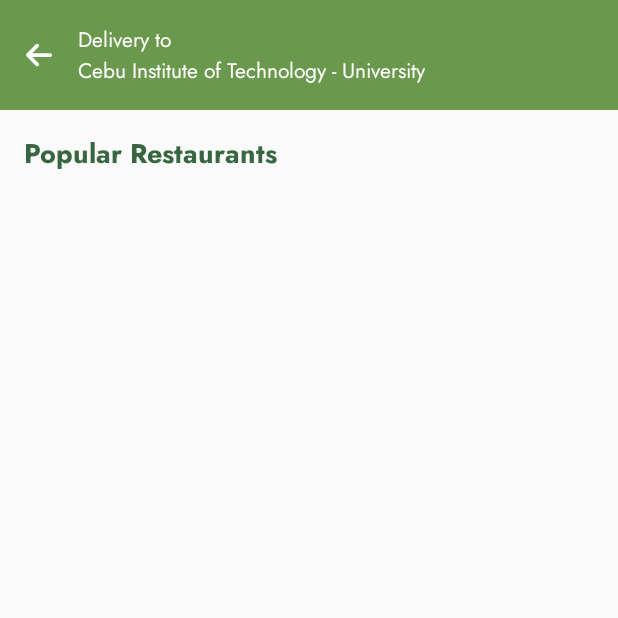
After one commit to ChristopherCastro69/UnShelf, an Android app: the RestaurantsNearMe screen opened directly, with no data from a screen before it, on a phone screen of 412 x 824 dp, the top half of it. The commit adds this screen. Run offline under Robolectric (Android 15) with nearby library versions, the phone set to English and light mode, and no system bars.

Commit message:
initialized the UI for restaurants near me
- added a vector asset: arrow_left_solid
- added bg_solid_primary_green for the green bg used in the header
- new activity: RestaurantNearMe
- new strings are also added
- added a View package to contain every Views

```diff
--- a/app/src/main/AndroidManifest.xml
+++ b/app/src/main/AndroidManifest.xml
@@ -12,7 +12,9 @@
         android:supportsRtl="true"
         android:theme="@style/Theme.UnShelf"
         tools:targetApi="31">
-
+        <activity
+            android:name=".View.RestaurantsNearMe"
+            android:exported="false" />
         <activity
             android:name=".Model.authentication.Reset_Pass"
             android:exported="false" />
--- /dev/null
+++ b/app/src/main/java/com/example/unshelf/View/RestaurantsNearMe.kt
@@ -0,0 +1,12 @@
+package com.example.unshelf.View
+
+import androidx.appcompat.app.AppCompatActivity
+import android.os.Bundle
+import com.example.unshelf.R
+
+class RestaurantsNearMe : AppCompatActivity() {
+    override fun onCreate(savedInstanceState: Bundle?) {
+        super.onCreate(savedInstanceState)
+        setContentView(R.layout.activity_restaurants_near_me)
+    }
+}
--- /dev/null
+++ b/app/src/main/res/drawable/arrow_left_solid.xml
@@ -0,0 +1,9 @@
+<vector xmlns:android="http://schemas.android.com/apk/res/android"
+    android:width="448dp"
+    android:height="512dp"
+    android:viewportWidth="448"
+    android:viewportHeight="512">
+  <path
+      android:fillColor="@color/white"
+      android:pathData="M9.4,233.4c-12.5,12.5 -12.5,32.8 0,45.3l160,160c12.5,12.5 32.8,12.5 45.3,0s12.5,-32.8 0,-45.3L109.2,288 416,288c17.7,0 32,-14.3 32,-32s-14.3,-32 -32,-32l-306.7,0L214.6,118.6c12.5,-12.5 12.5,-32.8 0,-45.3s-32.8,-12.5 -45.3,0l-160,160z"/>
+</vector>
--- /dev/null
+++ b/app/src/main/res/drawable/bg_solid_primary_green.xml
@@ -0,0 +1,4 @@
+<?xml version="1.0" encoding="utf-8"?>
+<shape xmlns:android="http://schemas.android.com/apk/res/android">
+    <solid android:color="@color/green02"/>
+</shape>
--- /dev/null
+++ b/app/src/main/res/layout/activity_restaurants_near_me.xml
@@ -0,0 +1,78 @@
+<?xml version="1.0" encoding="utf-8"?>
+<androidx.constraintlayout.widget.ConstraintLayout xmlns:android="http://schemas.android.com/apk/res/android"
+    xmlns:app="http://schemas.android.com/apk/res-auto"
+    xmlns:tools="http://schemas.android.com/tools"
+    android:id="@+id/const_res_near_me"
+    android:layout_width="match_parent"
+    android:layout_height="match_parent"
+    tools:context=".View.RestaurantsNearMe">
+
+    <androidx.constraintlayout.widget.ConstraintLayout
+        android:id="@+id/const_header_bar"
+        android:layout_width="0dp"
+        android:layout_height="wrap_content"
+        android:background="@drawable/bg_solid_primary_green"
+        android:padding="16dp"
+        app:layout_constraintEnd_toEndOf="parent"
+        app:layout_constraintHorizontal_bias="0.0"
+        app:layout_constraintStart_toStartOf="parent"
+        app:layout_constraintTop_toTopOf="parent">
+
+
+        <TextView
+            android:id="@+id/textView12"
+            android:layout_width="wrap_content"
+            android:layout_height="wrap_content"
+            android:layout_marginStart="16dp"
+            android:fontFamily="@font/jost_regular"
+            android:text="@string/delivery_to"
+            android:textColor="@color/white"
+            app:layout_constraintStart_toEndOf="@+id/imageView6"
+            app:layout_constraintTop_toTopOf="parent" />
+
+        <TextView
+            android:id="@+id/textView13"
+            android:layout_width="wrap_content"
+            android:layout_height="wrap_content"
+            android:fontFamily="@font/jost_regular"
+            android:text="@string/delivery_address"
+            android:textColor="@color/white"
+            app:layout_constraintStart_toStartOf="@+id/textView12"
+            app:layout_constraintTop_toBottomOf="@+id/textView12" />
+
+        <ImageView
+            android:id="@+id/imageView6"
+            android:layout_width="20dp"
+            android:layout_height="20dp"
+            app:layout_constraintBottom_toBottomOf="parent"
+            app:layout_constraintStart_toStartOf="parent"
+            app:layout_constraintTop_toTopOf="parent"
+            app:srcCompat="@drawable/arrow_left_solid" />
+
+    </androidx.constraintlayout.widget.ConstraintLayout>
+
+    <androidx.constraintlayout.widget.ConstraintLayout
+        android:id="@+id/const_main"
+        android:layout_width="match_parent"
+        android:layout_height="0dp"
+        android:paddingStart="16dp"
+        android:paddingTop="16dp"
+        android:paddingEnd="16dp"
+        app:layout_constraintBottom_toBottomOf="parent"
+        app:layout_constraintEnd_toEndOf="parent"
+        app:layout_constraintStart_toStartOf="parent"
+        app:layout_constraintTop_toBottomOf="@+id/const_header_bar">
+
+        <TextView
+            android:id="@+id/textView10"
+            android:layout_width="wrap_content"
+            android:layout_height="wrap_content"
+            android:fontFamily="@font/jost_bold"
+            android:text="@string/popular_restaurants"
+            android:textColor="@color/green03"
+            android:textSize="18sp"
+            app:layout_constraintStart_toStartOf="parent"
+            app:layout_constraintTop_toTopOf="parent" />
+    </androidx.constraintlayout.widget.ConstraintLayout>
+
+</androidx.constraintlayout.widget.ConstraintLayout>
--- /dev/null
+++ b/app/src/main/res/layout/rv_item_popular_restaurant.xml
@@ -0,0 +1,6 @@
+<?xml version="1.0" encoding="utf-8"?>
+<androidx.constraintlayout.widget.ConstraintLayout xmlns:android="http://schemas.android.com/apk/res/android"
+    android:layout_width="match_parent"
+    android:layout_height="match_parent">
+
+</androidx.constraintlayout.widget.ConstraintLayout>
--- a/app/src/main/res/values/strings.xml
+++ b/app/src/main/res/values/strings.xml
@@ -52,4 +52,11 @@
         libero vel nunc consequat, quis tincidunt nisl eleifend. Cras bibendum enim a justo luctus
         vestibulum. Fusce dictum libero quis erat maximus, vitae volutpat diam dignissim.
     </string>
+
+
+<!--    LUCKY SPACE-->
+    <string name="delivery_to">Delivery to</string>
+    <string name="delivery_address">Cebu Institute of Technology - University</string>
+    <string name="popular_restaurants">Popular Restaurants</string>
+
 </resources>
```
